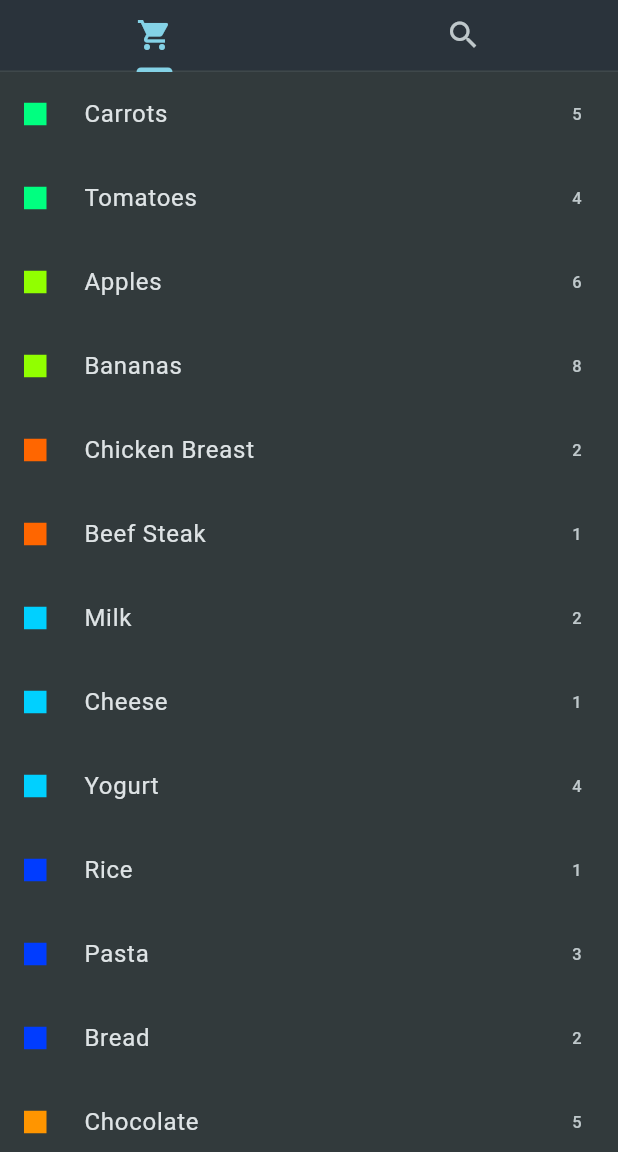
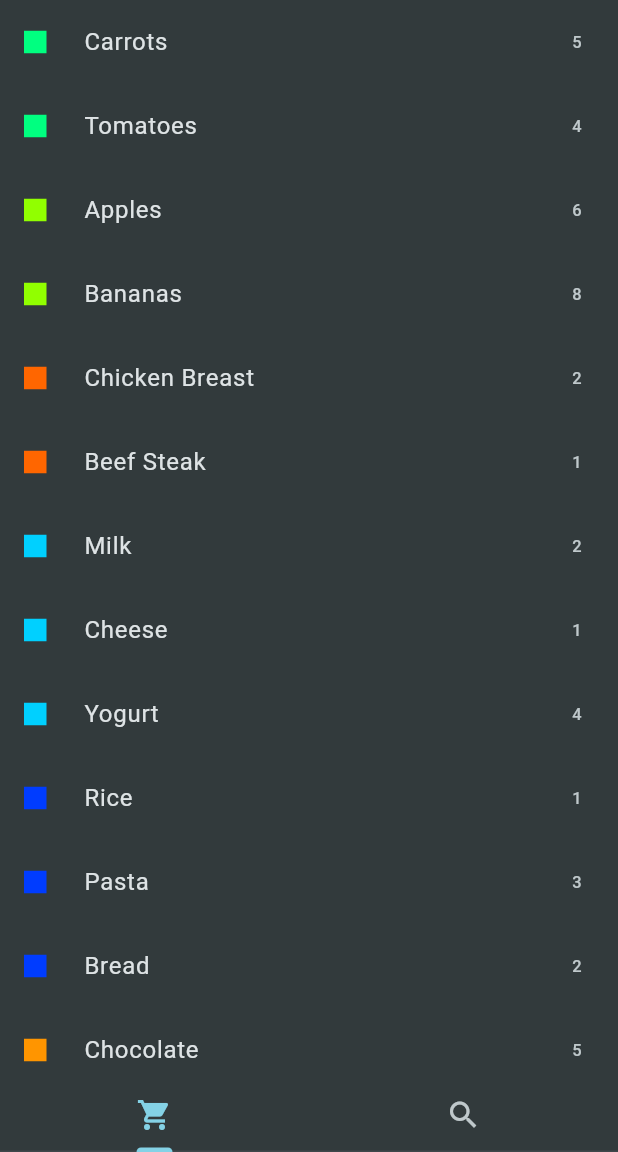
Before and after one commit to XRockKimu/W13-QUIZ, a Flutter app: the screen it shows after launch, on a phone screen of 412 x 824 dp, the part 84-1236 px from its top. Run offline on Flutter 3.47's test engine with Material 3 defaults, Android fonts, the phone set to English and light mode, and no system bars.

Commit message:
small change

```diff
--- a/w13_quiz/lib/ui/groceries/grocery_list.dart
+++ b/w13_quiz/lib/ui/groceries/grocery_list.dart
@@ -64,13 +64,6 @@ class _GroceryListState extends State<GroceryList> with SingleTickerProviderStat
       appBar: AppBar(
         title: const Text('Your Groceries'),
         actions: [IconButton(onPressed: onCreate, icon: const Icon(Icons.add))],
-        bottom: TabBar(
-          controller: _tabController,
-          tabs: const [
-            Tab(icon: Icon(Icons.local_grocery_store )),
-            Tab(icon: Icon(Icons.search)),
-          ],
-        ),
       ),
       body: TabBarView(
         controller: _tabController,
@@ -96,6 +89,13 @@ class _GroceryListState extends State<GroceryList> with SingleTickerProviderStat
           ),
         ],
       ),
+      bottomNavigationBar: TabBar(
+        controller: _tabController,
+        tabs: const [
+          Tab(icon: Icon(Icons.local_grocery_store )),
+          Tab(icon: Icon(Icons.search)),
+        ],
+      ),
     );
   }
 }
```
